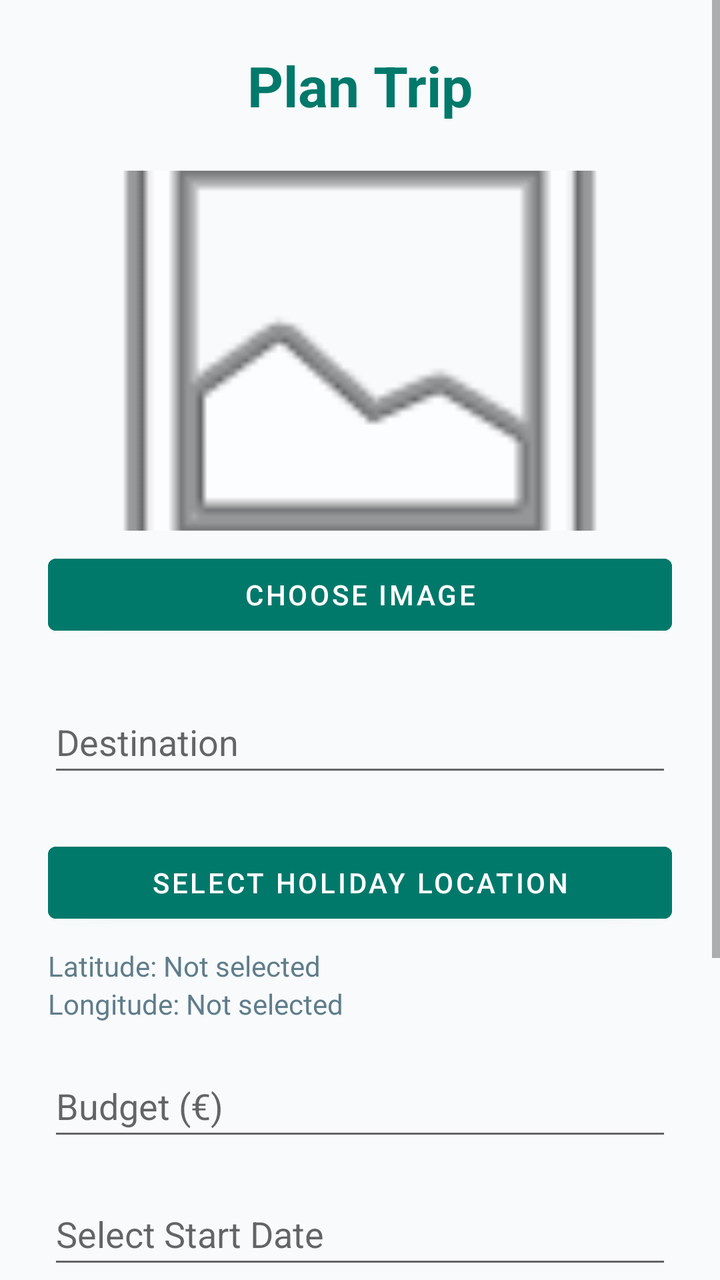
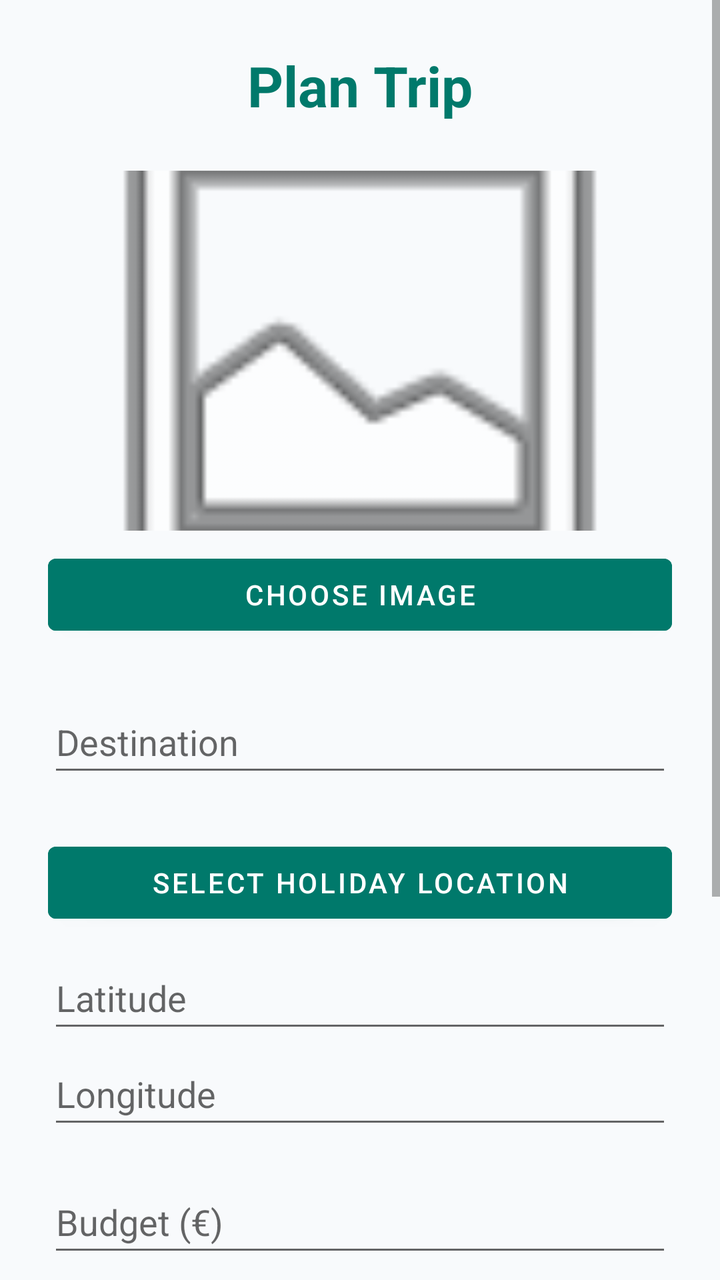

The first picture is an Android layout as it rendered before a commit; the second is the same layout after the commit. The layout source and the unified diff follow.
<!-- AndroidManifest.xml: application theme Theme.PersonalHolidayPlanner -->
<!-- res/layout/activity_add_edit.xml -->
<?xml version="1.0" encoding="utf-8"?>
<androidx.constraintlayout.widget.ConstraintLayout
    xmlns:android="http://schemas.android.com/apk/res/android"
    xmlns:app="http://schemas.android.com/apk/res-auto"
    android:layout_width="match_parent"
    android:layout_height="match_parent"
    android:background="@color/planner_background">

    <ScrollView
        android:layout_width="0dp"
        android:layout_height="0dp"
        android:fillViewport="true"
        app:layout_constraintTop_toTopOf="parent"
        app:layout_constraintBottom_toBottomOf="parent"
        app:layout_constraintStart_toStartOf="parent"
        app:layout_constraintEnd_toEndOf="parent">

        <LinearLayout
            android:layout_width="match_parent"
            android:layout_height="wrap_content"
            android:orientation="vertical"
            android:padding="24dp">

            <TextView
                android:id="@+id/formTitle"
                android:layout_width="match_parent"
                android:layout_height="wrap_content"
                android:layout_marginBottom="24dp"
                android:text="Plan Trip"
                android:textAlignment="center"
                android:textColor="@color/planner_teal"
                android:textSize="28sp"
                android:textStyle="bold" />

            <ImageView
                android:id="@+id/imageViewAdd"
                android:layout_width="match_parent"
                android:layout_height="180dp"
                android:adjustViewBounds="true"
                android:scaleType="centerCrop"
                android:src="@android:drawable/ic_menu_gallery"
                android:contentDescription="Holiday image preview" />

            <Button
                android:id="@+id/imagePickButton"
                android:layout_width="match_parent"
                android:layout_height="wrap_content"
                android:layout_marginTop="8dp"
                android:layout_marginBottom="24dp"
                android:backgroundTint="@color/planner_teal"
                android:text="Choose Image"
                android:textColor="@color/planner_white" />

            <EditText
                android:id="@+id/destinationInput"
                android:layout_width="match_parent"
                android:layout_height="wrap_content"
                android:layout_marginBottom="16dp"
                android:hint="Destination"
                android:inputType="textCapWords"
                android:minHeight="48dp"
                android:textColor="#000000" />

            <Button
                android:id="@+id/locationButton"
                android:layout_width="match_parent"
                android:layout_height="wrap_content"
                android:layout_marginTop="8dp"
                android:backgroundTint="@color/planner_teal"
                android:text="Select Holiday Location"
                android:textColor="@color/planner_white" />

            <TextView
                android:id="@+id/latitudeText"
                android:layout_width="match_parent"
                android:layout_height="wrap_content"
                android:layout_marginTop="8dp"
                android:text="Latitude: Not selected"
                android:textColor="@color/planner_secondary"
                android:textSize="14sp" />

            <TextView
                android:id="@+id/longitudeText"
                android:layout_width="match_parent"
                android:layout_height="wrap_content"
                android:layout_marginBottom="16dp"
                android:text="Longitude: Not selected"
                android:textColor="@color/planner_secondary"
                android:textSize="14sp" />

            <EditText
                android:id="@+id/budgetInput"
                android:layout_width="match_parent"
                android:layout_height="wrap_content"
                android:layout_marginBottom="16dp"
                android:hint="Budget (€)"
                android:inputType="numberDecimal"
                android:minHeight="48dp"
                android:textColor="#000000" />

            <EditText
                android:id="@+id/startDateInput"
                android:layout_width="match_parent"
                android:layout_height="wrap_content"
                android:layout_marginBottom="16dp"
                android:hint="Select Start Date"
                android:inputType="date"
                android:minHeight="48dp"
                android:textColor="#000000" />

            <EditText
                android:id="@+id/endDateInput"
                android:layout_width="match_parent"
                android:layout_height="wrap_content"
                android:layout_marginBottom="24dp"
                android:hint="Select End Date"
                android:inputType="date"
                android:minHeight="48dp"
                android:textColor="#000000" />

            <Button
                android:id="@+id/saveButton"
                android:layout_width="match_parent"
                android:layout_height="wrap_content"
                android:layout_marginBottom="8dp"
                android:minHeight="48dp"
                android:backgroundTint="@color/planner_teal"
                android:text="Save Trip"
                android:textColor="@color/planner_white" />

            <Button
                android:id="@+id/cancelButton"
                android:layout_width="match_parent"
                android:layout_height="wrap_content"
                android:minHeight="48dp"
                android:backgroundTint="@color/planner_red"
                android:text="Cancel"
                android:textColor="@color/planner_white" />



        </LinearLayout>
    </ScrollView>
</androidx.constraintlayout.widget.ConstraintLayout>
<!-- resources referenced by this layout -->
<resources>
  <color name="planner_background">#F8FAFC</color>
  <color name="planner_red">#E53935</color>
  <color name="planner_secondary">#607D8B</color>
  <color name="planner_teal">#00796B</color>
  <color name="planner_white">#FFFFFF</color>
  <style name="Theme.PersonalHolidayPlanner" parent="Theme.MaterialComponents.DayNight.DarkActionBar">
          
          <item name="colorPrimary">@color/planner_teal</item>
          <item name="colorPrimaryVariant">@color/purple_700</item>
          <item name="colorOnPrimary">@color/white</item>
          
          <item name="colorSecondary">@color/teal_200</item>
          <item name="colorSecondaryVariant">@color/teal_700</item>
          <item name="colorOnSecondary">@color/black</item>
          
          <item name="android:statusBarColor">?attr/colorPrimaryVariant</item>
          
      </style>
  <color name="purple_700">#FF3700B3</color>
  <color name="white">#FFFFFFFF</color>
  <color name="teal_200">#FF03DAC5</color>
  <color name="teal_700">#FF018786</color>
  <color name="black">#FF000000</color>
</resources>

<!-- the commit's change to res/layout/activity_add_edit.xml (unified diff, before → after) -->
@@ -62,7 +62,7 @@
                 android:textColor="#000000" />
 
             <Button
-                android:id="@+id/locationButton"
+                android:id="@+id/buttonLoc"
                 android:layout_width="match_parent"
                 android:layout_height="wrap_content"
                 android:layout_marginTop="8dp"
@@ -70,23 +70,25 @@
                 android:text="Select Holiday Location"
                 android:textColor="@color/planner_white" />
 
-            <TextView
-                android:id="@+id/latitudeText"
+            <EditText
+                android:id="@+id/latitudeInput"
                 android:layout_width="match_parent"
                 android:layout_height="wrap_content"
                 android:layout_marginTop="8dp"
-                android:text="Latitude: Not selected"
-                android:textColor="@color/planner_secondary"
-                android:textSize="14sp" />
+                android:hint="Latitude"
+                android:inputType="numberDecimal|numberSigned"
+                android:minHeight="48dp"
+                android:textColor="#000000" />
 
-            <TextView
-                android:id="@+id/longitudeText"
+            <EditText
+                android:id="@+id/longitudeInput"
                 android:layout_width="match_parent"
                 android:layout_height="wrap_content"
                 android:layout_marginBottom="16dp"
-                android:text="Longitude: Not selected"
-                android:textColor="@color/planner_secondary"
-                android:textSize="14sp" />
+                android:hint="Longitude"
+                android:inputType="numberDecimal|numberSigned"
+                android:minHeight="48dp"
+                android:textColor="#000000" />
 
             <EditText
                 android:id="@+id/budgetInput"
<!-- resource entries referenced after the edit -->
@@ -2,7 +2,6 @@
 <resources>
   <color name="planner_background">#F8FAFC</color>
   <color name="planner_red">#E53935</color>
-  <color name="planner_secondary">#607D8B</color>
   <color name="planner_teal">#00796B</color>
   <color name="planner_white">#FFFFFF</color>
   <style name="Theme.PersonalHolidayPlanner" parent="Theme.MaterialComponents.DayNight.DarkActionBar">
